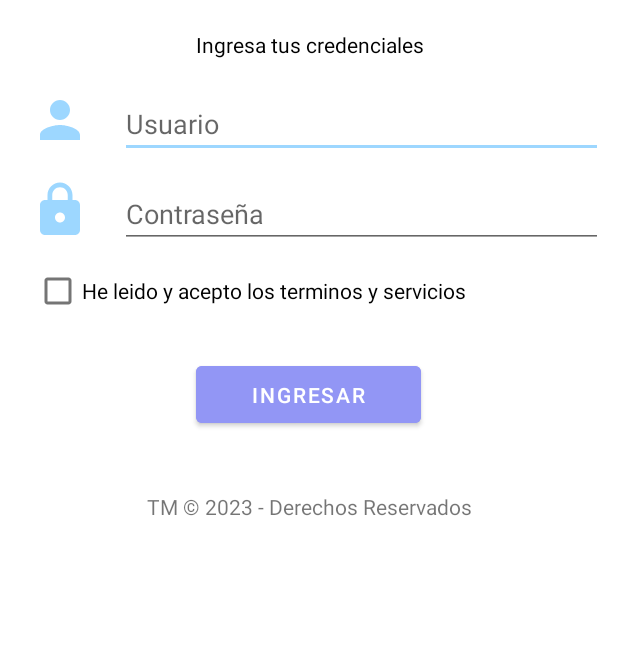
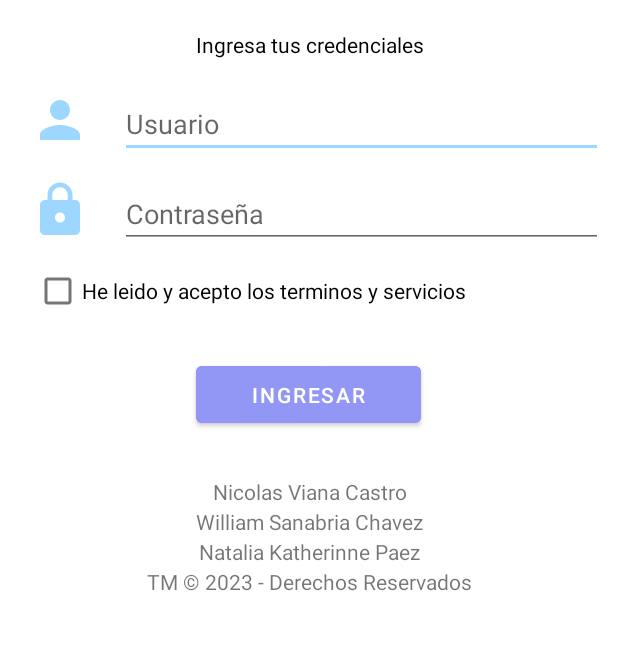
Before and after one commit to WallowitS190/VeterinaryCompany, an Android app: the screen it shows after launch (MainActivity), on a phone screen of 412 x 824 dp, the part 475-1125 px from its top. Run offline under Robolectric (Android 15) with nearby library versions, the phone set to English and light mode, and no system bars.

Commit message:
Update activity_main.xml

```diff
--- a/app/src/main/res/layout/activity_main.xml
+++ b/app/src/main/res/layout/activity_main.xml
@@ -108,13 +108,39 @@
         android:id="@+id/btn_login"
         android:backgroundTint="@color/purple_500"
         />
-
     <TextView
         android:layout_width="match_parent"
         android:layout_height="20dp"
         android:layout_below="@id/btn_login"
+        android:text="Nicolas Viana Castro"
+        android:layout_marginTop="30dp"
+        android:gravity="center"
+        android:id="@+id/text_nicolas"
+        android:paddingHorizontal="20dp"
+        />
+    <TextView
+        android:layout_width="match_parent"
+        android:layout_height="20dp"
+        android:layout_below="@id/text_nicolas"
+        android:text="William Sanabria Chavez"
+        android:gravity="center"
+        android:id="@+id/text_nathalia"
+        android:paddingHorizontal="20dp"
+        />
+    <TextView
+        android:layout_width="match_parent"
+        android:layout_height="20dp"
+        android:layout_below="@id/text_nathalia"
+        android:text="Natalia Katherinne Paez"
+        android:gravity="center"
+        android:id="@+id/text_william"
+        android:paddingHorizontal="20dp"
+        />
+    <TextView
+        android:layout_width="match_parent"
+        android:layout_height="20dp"
+        android:layout_below="@id/text_william"
         android:text="TM © 2023 - Derechos Reservados"
-        android:layout_marginTop="40dp"
         android:gravity="center"
         android:id="@+id/text_copy"
         android:paddingHorizontal="20dp"
```
